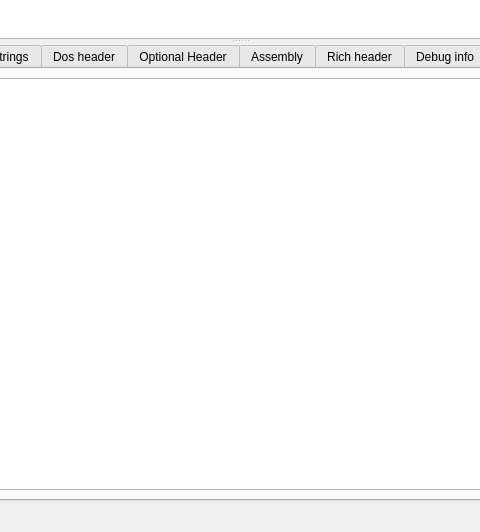
Qt form mainwindow.ui (grzesiekkedzior/DriverSentinel) before a commit; both pictures show x 323 to 803 and y 199 to 731 of the 1125 by 731 pixel window.
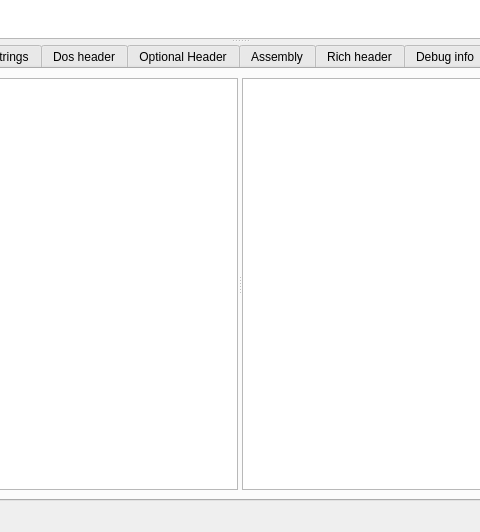
The same form after that commit.

The edit to the form file:
```diff
--- a/mainwindow.ui
+++ b/mainwindow.ui
@@ -1717,7 +1717,13 @@
         </attribute>
         <layout class="QVBoxLayout" name="verticalLayout_16">
          <item>
+          <widget class="QSplitter" name="splitter_4">
+           <property name="orientation">
+            <enum>Qt::Orientation::Horizontal</enum>
+           </property>
           <widget class="QTreeView" name="resourcesTreeView"/>
+           <widget class="QPlainTextEdit" name="hexViewer"/>
+          </widget>
          </item>
         </layout>
        </widget>
```
Lines whose indentation alone changed are shown as unchanged.
